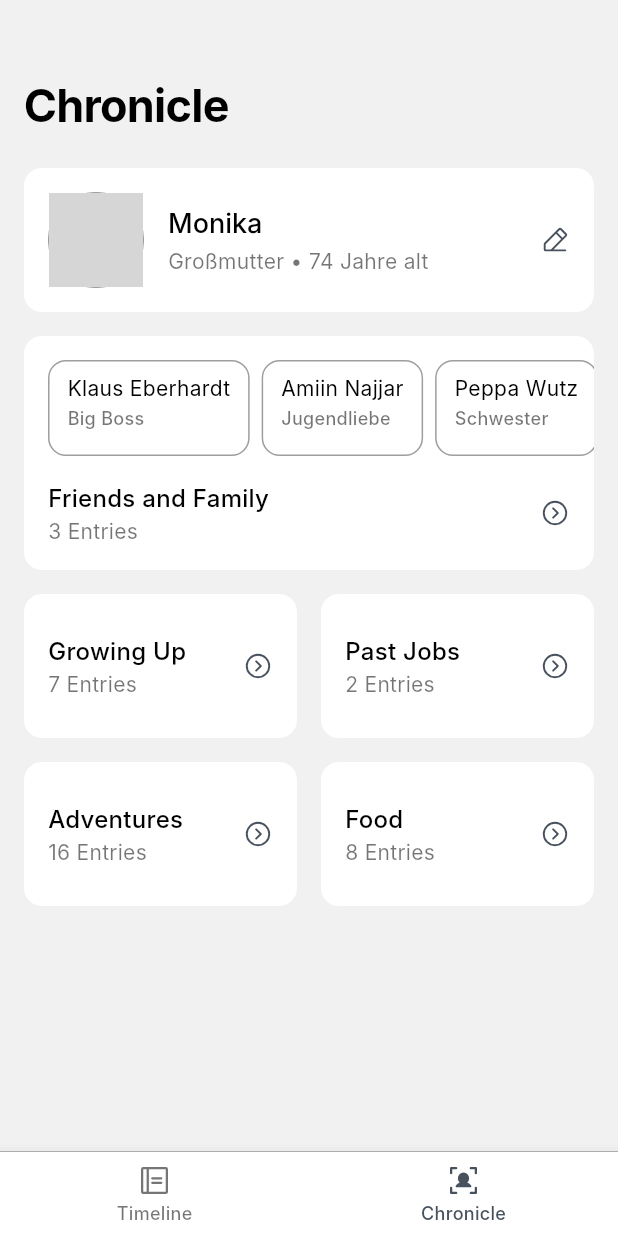
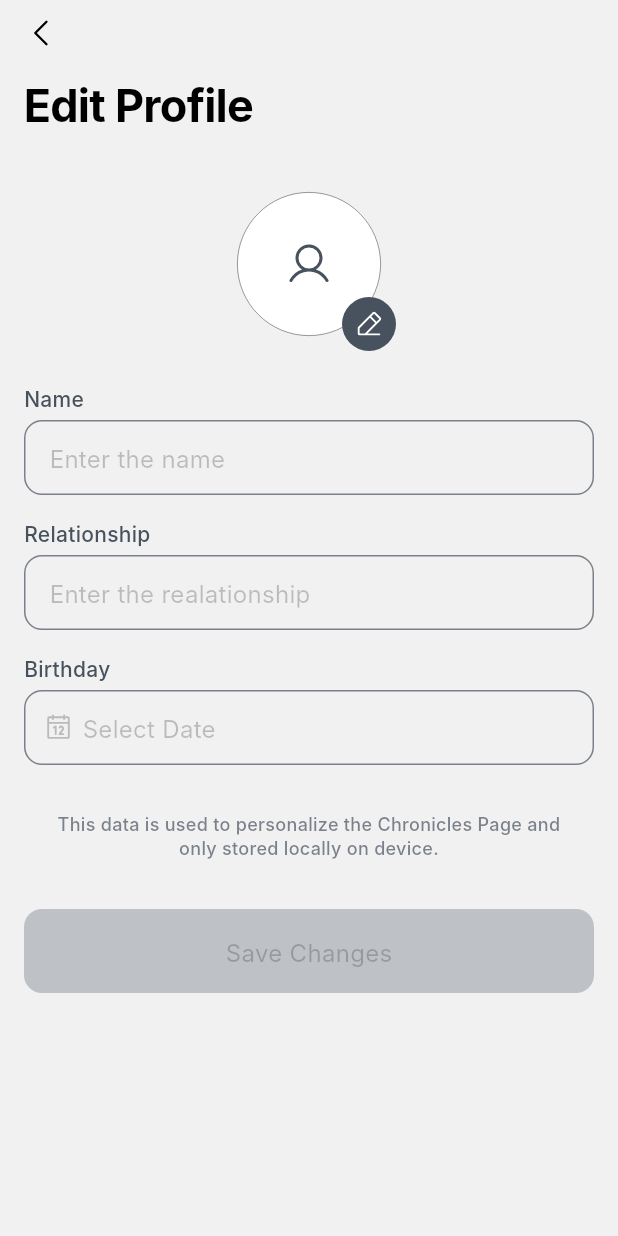
Before and after one commit to LukPle/story_cube_app, a Flutter app: the screen it shows after launch, item 2 of the bottom bar chosen, after a tap on "Monika", on a phone screen of 412 x 824 dp. Run offline on Flutter 3.47's test engine with Material 3 defaults, Android fonts, the phone set to English and light mode, and no system bars; our stand-ins replace image_picker, just_audio, phosphor_flutter, shared_preferences; Roboto replaces fonts that are missing (Inter); grey boxes are pictures that could not be loaded.

Commit message:
Added page for profile editing and local storage operations

```diff
--- a/lib/constants/colors.dart
+++ b/lib/constants/colors.dart
@@ -26,6 +26,8 @@ class AppColors {
 
 
 class ThemedColor {
+  ThemedColor._();
+
   static Color getColor(BuildContext context, {required Color light, required Color dark}) {
     return Theme.of(context).brightness == Brightness.light ? light : dark;
   }
--- a/lib/constants/routes.dart
+++ b/lib/constants/routes.dart
@@ -1,10 +1,12 @@
 import 'package:flutter/material.dart';
 import 'package:story_cube_app/models/memory_model.dart';
 import 'package:story_cube_app/tab_selector.dart';
+import 'package:story_cube_app/ui/pages/edit_profile_page.dart';
 import 'package:story_cube_app/ui/pages/memory_details_page.dart';
 
 const String tabSelector = 'tab_selector';
 const String memoryDetails = 'memory_details';
+const String editProfile = 'edit_profile';
 
 Route<dynamic> generateRoute(RouteSettings destination) {
   switch (destination.name) {
@@ -19,6 +21,11 @@ Route<dynamic> generateRoute(RouteSettings destination) {
         settings: destination,
         builder: (context) => MemoryDetailsPage(memory: memory),
       );
+    case editProfile:
+      return MaterialPageRoute(
+        settings: destination,
+        builder: (context) => const EditProfilePage(),
+      );
     default:
       throw ('Route ${destination.name} does not exist');
   }
--- /dev/null
+++ b/lib/data/local_storage.dart
@@ -0,0 +1,84 @@
+import 'dart:convert';
+import 'dart:io';
+
+import 'package:shared_preferences/shared_preferences.dart';
+
+class LocalStorage {
+  LocalStorage._();
+  static final LocalStorage instance = LocalStorage._();
+
+  static const String _imageKey = 'profile_image';
+  static const String _nameKey = 'profile_name';
+  static const String _relationshipKey = 'profile_relationship';
+  static const String _birthdayKey = 'profile_birthday';
+
+  Future<void> saveProfileImage(File imageFile) async {
+    final SharedPreferences prefs = await SharedPreferences.getInstance();
+    List<int> imageBytes = await imageFile.readAsBytes();
+    String base64String = base64Encode(imageBytes);
+    await prefs.setString(_imageKey, base64String);
+  }
+
+  Future<File?> loadProfileImage() async {
+    final SharedPreferences prefs = await SharedPreferences.getInstance();
+    String? base64String = prefs.getString(_imageKey);
+    if (base64String == null) return null;
+
+    List<int> imageBytes = base64Decode(base64String);
+    File tempFile = File('${Directory.systemTemp.path}/profile_image.png');
+    await tempFile.writeAsBytes(imageBytes);
+    return tempFile;
+  }
+
+  Future<void> deleteProfileImage() async {
+    final SharedPreferences prefs = await SharedPreferences.getInstance();
+    await prefs.remove(_imageKey);
+  }
+
+  Future<void> saveName(String name) async {
+    final SharedPreferences prefs = await SharedPreferences.getInstance();
+    await prefs.setString(_nameKey, name);
+  }
+
+  Future<String?> loadName() async {
+    final SharedPreferences prefs = await SharedPreferences.getInstance();
+    return prefs.getString(_nameKey);
+  }
+
+  Future<void> deleteName() async {
+    final SharedPreferences prefs = await SharedPreferences.getInstance();
+    await prefs.remove(_nameKey);
+  }
+
+  Future<void> saveRelationship(String relationship) async {
+    final SharedPreferences prefs = await SharedPreferences.getInstance();
+    await prefs.setString(_relationshipKey, relationship);
+  }
+
+  Future<String?> loadRelationship() async {
+    final SharedPreferences prefs = await SharedPreferences.getInstance();
+    return prefs.getString(_relationshipKey);
+  }
+
+  Future<void> deleteRelationship() async {
+    final SharedPreferences prefs = await SharedPreferences.getInstance();
+    await prefs.remove(_relationshipKey);
+  }
+
+  Future<void> saveBirthday(DateTime birthday) async {
+    final SharedPreferences prefs = await SharedPreferences.getInstance();
+    await prefs.setString(_birthdayKey, birthday.toIso8601String());
+  }
+
+  Future<DateTime?> loadBirthday() async {
+    final SharedPreferences prefs = await SharedPreferences.getInstance();
+    String? birthdayString = prefs.getString(_birthdayKey);
+    if (birthdayString == null) return null;
+    return DateTime.parse(birthdayString);
+  }
+
+  Future<void> deleteBirthday() async {
+    final SharedPreferences prefs = await SharedPreferences.getInstance();
+    await prefs.remove(_birthdayKey);
+  }
+}
--- /dev/null
+++ b/lib/ui/pages/edit_profile_page.dart
@@ -0,0 +1,326 @@
+import 'dart:io';
+
+import 'package:flutter/cupertino.dart';
+import 'package:flutter/material.dart';
+import 'package:image_picker/image_picker.dart';
+import 'package:intl/intl.dart';
+import 'package:phosphor_flutter/phosphor_flutter.dart';
+import 'package:story_cube_app/constants/radius_sizes.dart';
+import 'package:story_cube_app/constants/text_styles.dart';
+import 'package:story_cube_app/data/local_storage.dart';
+import 'package:story_cube_app/ui/widgets/app_scaffold.dart';
+import 'package:story_cube_app/ui/widgets/chronicle/profile_picture.dart';
+
+import '../../constants/colors.dart';
+import '../../constants/icon_sizes.dart';
+import '../../constants/sizes.dart';
+
+class EditProfilePage extends StatefulWidget {
+  const EditProfilePage({super.key});
+
+  @override
+  EditProfilePageState createState() => EditProfilePageState();
+}
+
+class EditProfilePageState extends State<EditProfilePage> {
+  final ValueNotifier<File?> _imageNotifier = ValueNotifier<File?>(null);
+  final TextEditingController _nameController = TextEditingController();
+  final TextEditingController _relationshipController = TextEditingController();
+  final ValueNotifier<DateTime?> _selectedDateNotifier = ValueNotifier<DateTime?>(null);
+  final ValueNotifier<bool> _isSaveButtonEnabled = ValueNotifier<bool>(false);
+
+  @override
+  void initState() {
+    super.initState();
+    _nameController.addListener(_updateButtonState);
+    _relationshipController.addListener(_updateButtonState);
+    _selectedDateNotifier.addListener(_updateButtonState);
+  }
+
+  void _updateButtonState() {
+    bool isButtonEnabled = _nameController.text.isNotEmpty &&
+        _relationshipController.text.isNotEmpty &&
+        _selectedDateNotifier.value != null;
+
+    _isSaveButtonEnabled.value = isButtonEnabled;
+  }
+
+  void _saveProfile() {
+    final localStorage = LocalStorage.instance;
+    if (_imageNotifier.value != null) {
+      localStorage.saveProfileImage(_imageNotifier.value!);
+    }
+    localStorage.saveName(_nameController.value.text);
+    localStorage.saveRelationship(_relationshipController.value.text);
+    localStorage.saveBirthday(_selectedDateNotifier.value!);
+  }
+
+  Future<void> _pickImage() async {
+    final ImagePicker picker = ImagePicker();
+    final XFile? pickedFile = await picker.pickImage(source: ImageSource.gallery);
+
+    if (pickedFile != null) {
+      _imageNotifier.value = File(pickedFile.path);
+    }
+  }
+
+  void _pickDate(BuildContext context) async {
+    final DateTime? selectedDate = await showModalBottomSheet<DateTime>(
+      context: context,
+      isScrollControlled: true,
+      builder: (context) {
+        return Container(
+          padding: const EdgeInsets.only(
+            top: AppSizes.size_8,
+            left: AppSizes.size_16,
+            right: AppSizes.size_16,
+            bottom: AppSizes.size_64,
+          ),
+          decoration: const BoxDecoration(
+            color: Colors.white,
+            borderRadius: BorderRadius.only(
+              topLeft: Radius.circular(AppRadiusSizes.medium),
+              topRight: Radius.circular(AppRadiusSizes.medium),
+            ),
+          ),
+          child: Column(
+            mainAxisSize: MainAxisSize.min,
+            children: [
+              Align(
+                alignment: Alignment.topRight,
+                child: CupertinoButton(
+                  padding: EdgeInsets.zero,
+                  onPressed: () {
+                    Navigator.pop(context, _selectedDateNotifier.value);
+                  },
+                  child: Text(
+                    'Save',
+                    style: AppTextStyles.body
+                        .copyWith(color: ThemedColor.accentColor(context), fontWeight: FontWeight.w500),
+                  ),
+                ),
+              ),
+              const SizedBox(height: AppSizes.size_16),
+              SizedBox(
+                height: AppSizes.size_96 * 2,
+                child: CupertinoDatePicker(
+                  mode: CupertinoDatePickerMode.date,
+                  initialDateTime: _selectedDateNotifier.value ?? DateTime.now(),
+                  onDateTimeChanged: (DateTime newDate) {
+                    _selectedDateNotifier.value = newDate;
+                  },
+                ),
+              ),
+            ],
+          ),
+        );
+      },
+    );
+
+    if (selectedDate != null) {
+      _selectedDateNotifier.value = selectedDate;
+    }
+  }
+
+  @override
+  void dispose() {
+    _imageNotifier.dispose();
+    _nameController.dispose();
+    _relationshipController.dispose();
+    _isSaveButtonEnabled.dispose();
+    super.dispose();
+  }
+
+  @override
+  Widget build(BuildContext context) {
+    return AppScaffold(
+      pageTitle: 'Edit Profile',
+      leading: GestureDetector(
+        onTap: () => Navigator.of(context).pop(),
+        child: Icon(
+          PhosphorIcons.caretLeft(),
+          size: AppIconSizes.medium,
+          color: Theme.of(context).brightness == Brightness.light ? Colors.black : Colors.white,
+        ),
+      ),
+      children: [
+        SingleChildScrollView(
+          child: Column(
+            crossAxisAlignment: CrossAxisAlignment.start,
+            children: [
+              const SizedBox(height: AppSizes.size_32),
+              GestureDetector(
+                onTap: _pickImage,
+                child: Center(
+                  child: Stack(
+                    clipBehavior: Clip.none,
+                    children: [
+                      ValueListenableBuilder<File?>(
+                        valueListenable: _imageNotifier,
+                        builder: (context, image, _) {
+                          return ProfilePicture(
+                            size: ProfilePictureSize.large,
+                            image: image,
+                          );
+                        },
+                      ),
+                      Positioned(
+                        bottom: -10,
+                        right: -10,
+                        child: Container(
+                          padding: const EdgeInsets.all(AppSizes.size_8),
+                          decoration: BoxDecoration(
+                            color: ThemedColor.primaryColor(context),
+                            shape: BoxShape.circle,
+                          ),
+                          child: Icon(
+                            PhosphorIcons.pencilSimpleLine(),
+                            size: AppIconSizes.small,
+                            color: ThemedColor.getColor(context, light: Colors.white, dark: Colors.black),
+                          ),
+                        ),
+                      ),
+                    ],
+                  ),
+                ),
+              ),
+              const SizedBox(height: AppSizes.size_32),
+              Text(
+                "Name",
+                style: AppTextStyles.bodySmall.copyWith(
+                  color: ThemedColor.primaryColor(context),
+                  fontWeight: FontWeight.w500,
+                ),
+              ),
+              const SizedBox(height: AppSizes.size_4),
+              CupertinoTextField(
+                controller: _nameController,
+                placeholder: 'Enter the name',
+                padding: const EdgeInsets.symmetric(horizontal: AppSizes.size_16, vertical: AppSizes.size_12),
+                style: AppTextStyles.body.copyWith(
+                  color: ThemedColor.getColor(
+                    context,
+                    light: Colors.black,
+                    dark: Colors.white,
+                  ),
+                ),
+                placeholderStyle: AppTextStyles.body.copyWith(color: CupertinoColors.placeholderText),
+                decoration: BoxDecoration(
+                  border: Border.all(color: ThemedColor.primaryColor(context).withOpacity(0.7)),
+                  borderRadius: BorderRadius.circular(AppRadiusSizes.medium),
+                ),
+              ),
+              const SizedBox(height: AppSizes.size_16),
+              Text(
+                "Relationship",
+                style: AppTextStyles.bodySmall.copyWith(
+                  color: ThemedColor.primaryColor(context),
+                  fontWeight: FontWeight.w500,
+                ),
+              ),
+              const SizedBox(height: AppSizes.size_4),
+              CupertinoTextField(
+                controller: _relationshipController,
+                placeholder: 'Enter the realationship',
+                padding: const EdgeInsets.symmetric(horizontal: AppSizes.size_16, vertical: AppSizes.size_12),
+                style: AppTextStyles.body.copyWith(
+                  color: ThemedColor.getColor(
+                    context,
+                    light: Colors.black,
+                    dark: Colors.white,
+                  ),
+                ),
+                placeholderStyle: AppTextStyles.body.copyWith(color: CupertinoColors.placeholderText),
+                decoration: BoxDecoration(
+                  border: Border.all(color: ThemedColor.primaryColor(context).withOpacity(0.7)),
+                  borderRadius: BorderRadius.circular(AppRadiusSizes.medium),
+                ),
+              ),
+              const SizedBox(height: AppSizes.size_16),
+              Text(
+                "Birthday",
+                style: AppTextStyles.bodySmall.copyWith(
+                  color: ThemedColor.primaryColor(context),
+                  fontWeight: FontWeight.w500,
+                ),
+              ),
+              const SizedBox(height: AppSizes.size_4),
+              ValueListenableBuilder<DateTime?>(
+                valueListenable: _selectedDateNotifier,
+                builder: (context, selectedDate, child) {
+                  return Container(
+                    padding: const EdgeInsets.symmetric(horizontal: AppSizes.size_12, vertical: AppSizes.size_2),
+                    decoration: BoxDecoration(
+                      border: Border.all(color: ThemedColor.primaryColor(context).withOpacity(0.7)),
+                      borderRadius: BorderRadius.circular(AppRadiusSizes.medium),
+                    ),
+                    child: CupertinoButton(
+                      padding: EdgeInsets.zero,
+                      onPressed: () => _pickDate(context),
+                      child: Row(
+                        children: [
+                          Icon(
+                            PhosphorIcons.calendar(),
+                            size: AppIconSizes.small,
+                            color: selectedDate == null
+                                ? CupertinoColors.placeholderText
+                                : ThemedColor.getColor(
+                                    context,
+                                    light: Colors.black,
+                                    dark: Colors.white,
+                                  ),
+                          ),
+                          const SizedBox(width: AppSizes.size_6),
+                          Text(
+                            selectedDate == null ? 'Select Date' : DateFormat('dd.MM.yyyy').format(selectedDate),
+                            style: selectedDate == null
+                                ? AppTextStyles.body.copyWith(color: CupertinoColors.placeholderText)
+                                : AppTextStyles.body.copyWith(
+                                    color: ThemedColor.getColor(
+                                      context,
+                                      light: Colors.black,
+                                      dark: Colors.white,
+                                    ),
+                                  ),
+                          ),
+                        ],
+                      ),
+                    ),
+                  );
+                },
+              ),
+              const SizedBox(height: AppSizes.size_32),
+              Padding(
+                padding: const EdgeInsets.symmetric(horizontal: AppSizes.size_16),
+                child: Text(
+                  'This data is used to personalize the Chronicles Page and only stored locally on device.',
+                  textAlign: TextAlign.center,
+                  style: AppTextStyles.caption.copyWith(
+                    color: ThemedColor.primaryColor(context).withOpacity(0.7),
+                  ),
+                ),
+              ),
+              const SizedBox(height: AppSizes.size_32),
+              SizedBox(
+                width: double.infinity,
+                child: ValueListenableBuilder<bool>(
+                  valueListenable: _isSaveButtonEnabled,
+                  builder: (context, isEnabled, child) {
+                    return CupertinoButton(
+                      color: ThemedColor.primaryColor(context),
+                      disabledColor: ThemedColor.primaryColor(context).withOpacity(0.3),
+                      borderRadius: BorderRadius.circular(AppRadiusSizes.medium),
+                      onPressed: isEnabled ? () => _saveProfile() : null,
+                      child: const Text('Save Changes', style: AppTextStyles.body),
+                    );
+                  },
+                ),
+              ),
+              const SizedBox(height: AppSizes.size_32),
+            ],
+          ),
+        ),
+      ],
+    );
+  }
+}
--- a/lib/ui/pages/pages.dart
+++ b/lib/ui/pages/pages.dart
@@ -1,3 +1,4 @@
 export 'timeline_page.dart';
 export 'chronicle_page.dart';
 export 'memory_details_page.dart';
+export 'edit_profile_page.dart';
--- a/lib/ui/widgets/app_scaffold.dart
+++ b/lib/ui/widgets/app_scaffold.dart
@@ -16,7 +16,6 @@ class AppScaffold extends StatelessWidget {
     this.hasPadding = true,
     this.extendBodyBehindAppBar = false,
     this.removeLargeTitle = false,
-    this.customLargeTitleWidget,
   });
 
   final String pageTitle;
@@ -27,8 +26,6 @@ class AppScaffold extends StatelessWidget {
   final bool hasPadding;
   final bool extendBodyBehindAppBar;
   final bool removeLargeTitle;
-
-  final Widget? customLargeTitleWidget;
 
   @override
   Widget build(BuildContext context) {
--- a/lib/ui/widgets/chronicle/friends_family_section.dart
+++ b/lib/ui/widgets/chronicle/friends_family_section.dart
@@ -39,7 +39,7 @@ class FriendsFamilySection extends StatelessWidget {
                 ),
                 child: PersonCard(person: persons[index]),
               ),
-              separatorBuilder: (context, index) => const SizedBox(width: AppSizes.size_8),
+              separatorBuilder: (context, index) => const SizedBox(width: AppSizes.size_4),
             ),
           ),
           const SizedBox(height: AppSizes.size_16),
--- /dev/null
+++ b/lib/ui/widgets/chronicle/profile_picture.dart
@@ -0,0 +1,54 @@
+import 'dart:io';
+
+import 'package:flutter/material.dart';
+import 'package:phosphor_flutter/phosphor_flutter.dart';
+import 'package:story_cube_app/constants/colors.dart';
+import 'package:story_cube_app/constants/icon_sizes.dart';
+
+import '../../../constants/sizes.dart';
+
+enum ProfilePictureSize {
+  medium,
+  large,
+}
+
+class ProfilePicture extends StatelessWidget {
+  const ProfilePicture({
+    super.key,
+    this.size = ProfilePictureSize.medium,
+    this.image,
+    this.hasBackground = true
+  });
+
+  final ProfilePictureSize size;
+  final File? image;
+  final bool hasBackground;
+
+  @override
+  Widget build(BuildContext context) {
+    return Container(
+      height: size == ProfilePictureSize.medium ? AppSizes.size_64 : AppSizes.size_96,
+      width: size == ProfilePictureSize.medium ? AppSizes.size_64 : AppSizes.size_96,
+      decoration: BoxDecoration(
+        shape: BoxShape.circle,
+        color: hasBackground ? ThemedColor.cardColor(context) : Colors.transparent,
+        border: Border.all(
+          color: Theme.of(context).brightness == Brightness.light ? Colors.black54 : Colors.white70,
+          width: 0.5,
+        ),
+      ),
+      child: ClipOval(
+        child: image != null
+            ? Image.file(
+                image!,
+                fit: BoxFit.cover,
+              )
+            : Icon(
+                PhosphorIcons.user(),
+                size: AppIconSizes.large,
+                color: ThemedColor.primaryColor(context),
+              ),
+      ),
+    );
+  }
+}
--- a/lib/ui/widgets/chronicle/profile_section.dart
+++ b/lib/ui/widgets/chronicle/profile_section.dart
@@ -1,11 +1,13 @@
 import 'package:flutter/material.dart';
 import 'package:phosphor_flutter/phosphor_flutter.dart';
+import 'package:story_cube_app/ui/widgets/chronicle/profile_picture.dart';
 
 import '../../../constants/colors.dart';
 import '../../../constants/icon_sizes.dart';
 import '../../../constants/radius_sizes.dart';
 import '../../../constants/sizes.dart';
 import '../../../constants/text_styles.dart';
+import '../../../constants/routes.dart' as routes;
 
 class ProfileSection extends StatelessWidget {
   const ProfileSection({super.key});
@@ -13,7 +15,7 @@ class ProfileSection extends StatelessWidget {
   @override
   Widget build(BuildContext context) {
     return GestureDetector(
-      onTap: () => {},
+      onTap: () => Navigator.of(context).pushNamed(routes.editProfile),
       child: Container(
         padding: const EdgeInsets.all(AppSizes.size_16),
         decoration: BoxDecoration(
@@ -24,23 +26,7 @@ class ProfileSection extends StatelessWidget {
           mainAxisAlignment: MainAxisAlignment.spaceBetween,
           crossAxisAlignment: CrossAxisAlignment.center,
           children: [
-            Container(
-              height: AppSizes.size_64,
-              width: AppSizes.size_64,
-              decoration: BoxDecoration(
-                shape: BoxShape.circle,
-                border: Border.all(
-                  color: Theme.of(context).brightness == Brightness.light ? Colors.black54 : Colors.white70,
-                  width: 0.5,
-                ),
-              ),
-              child: ClipOval(
-                child: Image.network(
-                  "https://upload.wikimedia.org/wikipedia/commons/7/7c/Profile_avatar_placeholder_large.png?20150327203541",
-                  fit: BoxFit.cover,
-                ),
-              ),
-            ),
+            const ProfilePicture(),
             const SizedBox(width: AppSizes.size_16),
             Expanded(
               child: Column(
@@ -64,7 +50,7 @@ class ProfileSection extends StatelessWidget {
               PhosphorIcons.pencilSimpleLine(),
               size: AppIconSizes.small,
               color: ThemedColor.primaryColor(context),
-            )
+            ),
           ],
         ),
       ),
--- a/lib/ui/widgets/memories/memory_card.dart
+++ b/lib/ui/widgets/memories/memory_card.dart
@@ -59,7 +59,11 @@ class MemoryCard extends StatelessWidget {
               maxLines: 1,
             ),
             const SizedBox(height: AppSizes.size_4),
-            Text(memory.subtitle, style: AppTextStyles.bodySmall, maxLines: 1),
+            Text(memory.subtitle,
+                style: AppTextStyles.bodySmall.copyWith(
+                  color: Theme.of(context).brightness == Brightness.light ? Colors.black54 : Colors.white70,
+                ),
+                maxLines: 1),
           ],
         ),
       ),
--- a/pubspec.yaml
+++ b/pubspec.yaml
@@ -13,6 +13,8 @@ dependencies:
   intl: ^0.20.2
   just_audio: ^0.9.46
   phosphor_flutter: ^2.1.0
+  shared_preferences: ^2.3.3
+  image_picker: ^1.1.2
 
 dev_dependencies:
   flutter_test:
```
Also changed, not shown: pubspec.lock, 3 other files.
